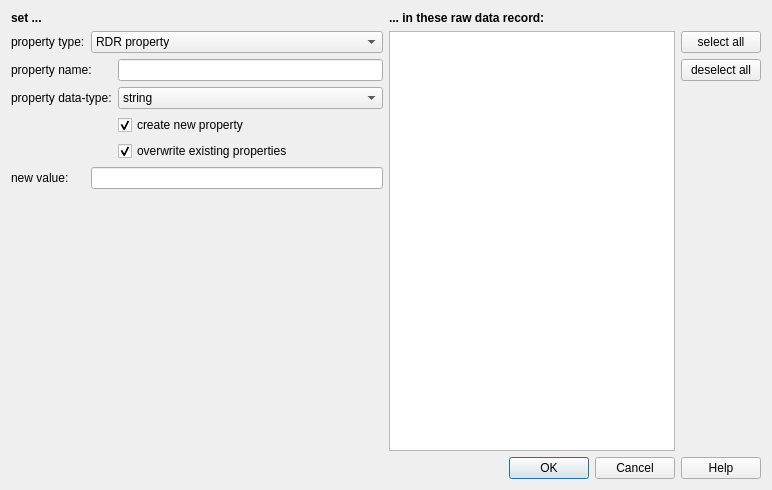
jkriege2/QuickFit3, file application/dlgrdrsetproperty.ui: the form before one commit.
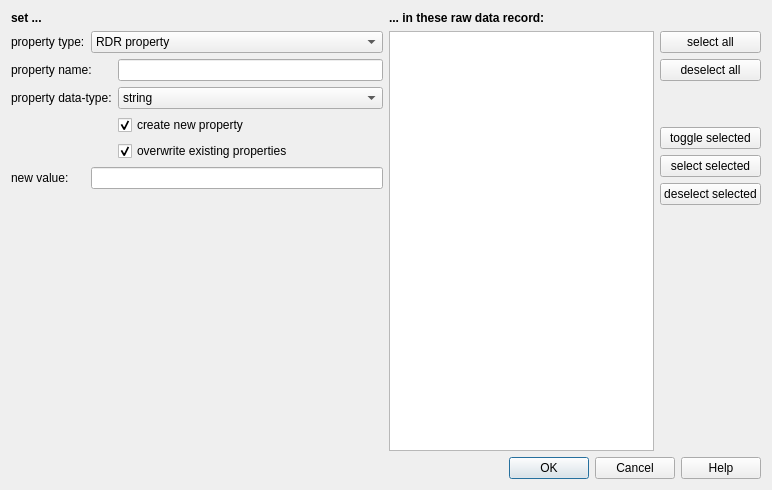
The form after the commit.

Diff of the .ui file:
```diff
--- a/application/dlgrdrsetproperty.ui
+++ b/application/dlgrdrsetproperty.ui
@@ -188,6 +188,43 @@
          </property>
         </widget>
        </item>
+       <item>
+        <spacer name="verticalSpacer">
+         <property name="orientation">
+          <enum>Qt::Vertical</enum>
+         </property>
+         <property name="sizeType">
+          <enum>QSizePolicy::Fixed</enum>
+         </property>
+         <property name="sizeHint" stdset="0">
+          <size>
+           <width>20</width>
+           <height>40</height>
+          </size>
+         </property>
+        </spacer>
+       </item>
+       <item>
+        <widget class="QPushButton" name="btnToggled">
+         <property name="text">
+          <string>toggle selected</string>
+         </property>
+        </widget>
+       </item>
+       <item>
+        <widget class="QPushButton" name="btnSelSel">
+         <property name="text">
+          <string>select selected</string>
+         </property>
+        </widget>
+       </item>
+       <item>
+        <widget class="QPushButton" name="btnDeselSel">
+         <property name="text">
+          <string>deselect selected</string>
+         </property>
+        </widget>
+       </item>
        <item>
         <spacer name="verticalSpacer_2">
          <property name="orientation">
```
Left out of the diff: 17 changed lines with no effect on the pictures.
